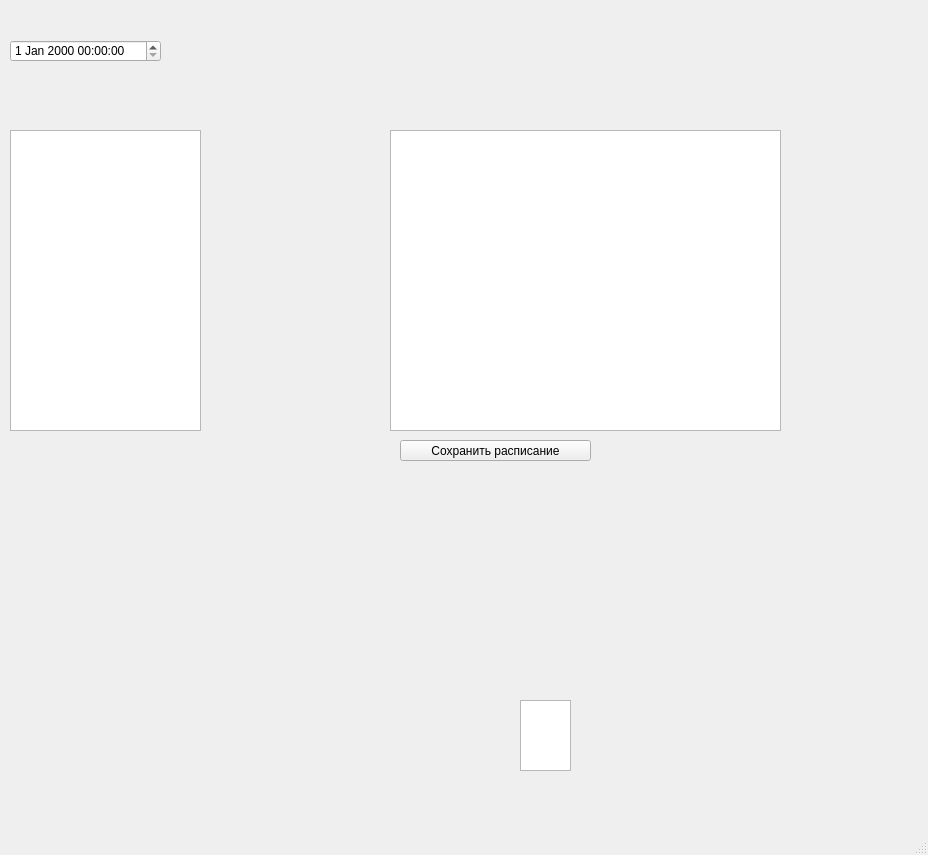
Qt form 004_CHMV/QTLearning/CW01/mainwindow.ui (leaptop/repos2) before a commit.
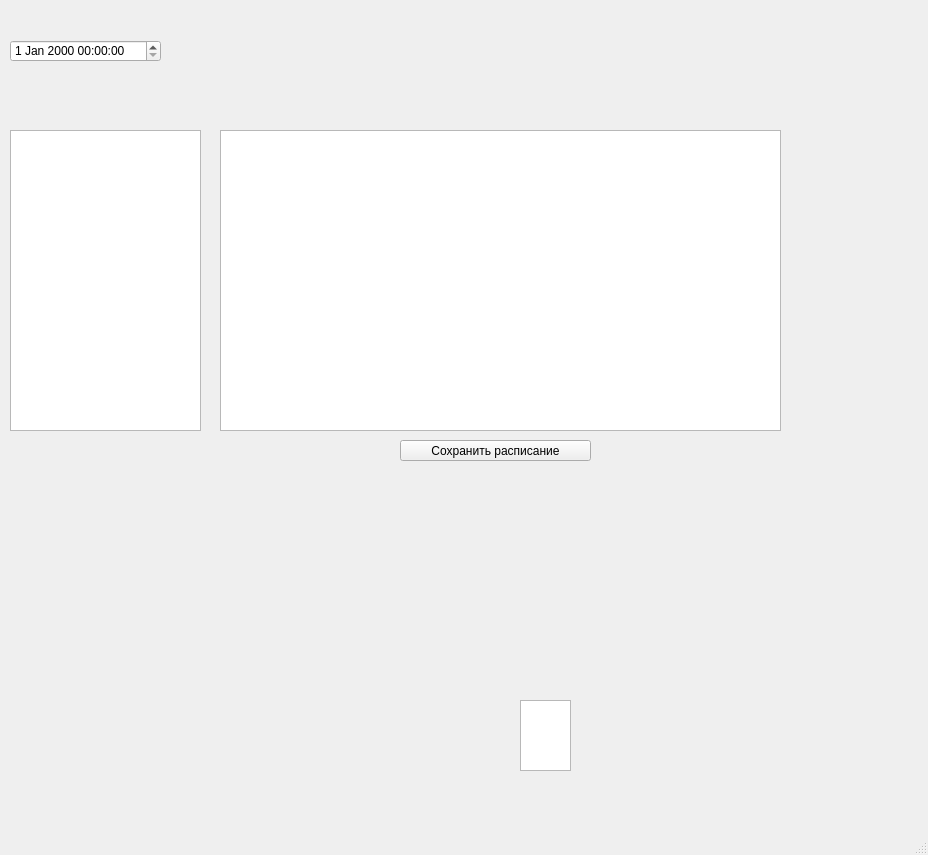
The same form after that commit.

What changed in the file:
```diff
--- a/004_CHMV/QTLearning/CW01/mainwindow.ui
+++ b/004_CHMV/QTLearning/CW01/mainwindow.ui
@@ -64,9 +64,9 @@
    <widget class="QTextEdit" name="textEdit">
     <property name="geometry">
      <rect>
-      <x>390</x>
+      <x>220</x>
       <y>130</y>
-      <width>391</width>
+      <width>561</width>
       <height>301</height>
      </rect>
     </property>
```
